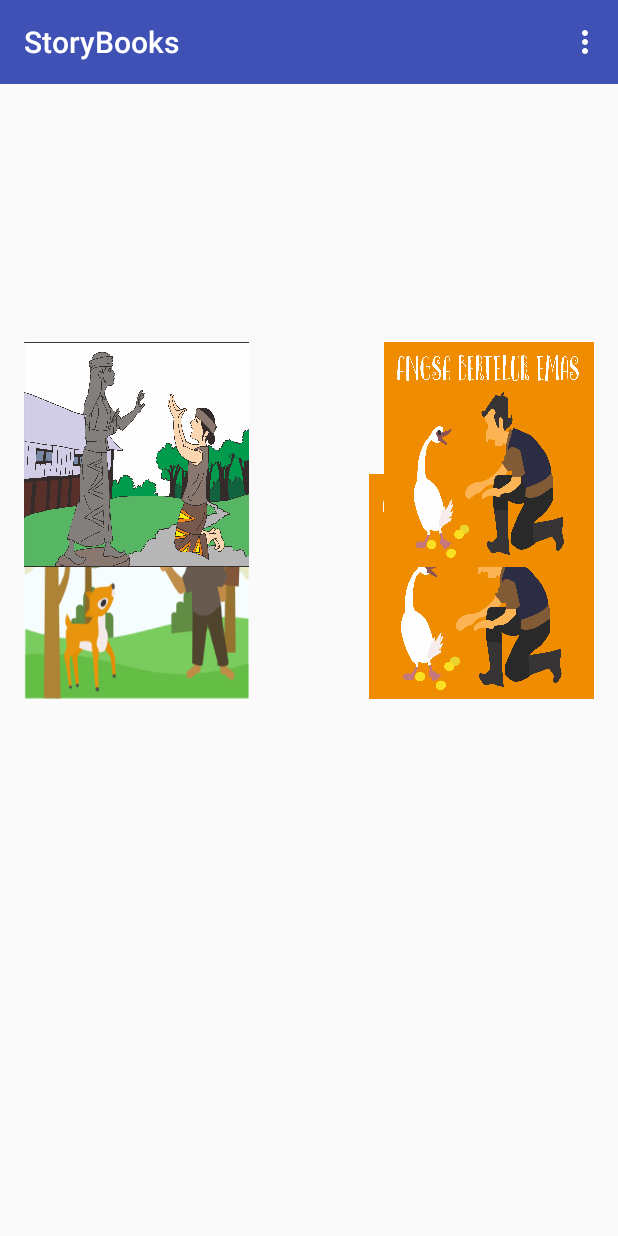
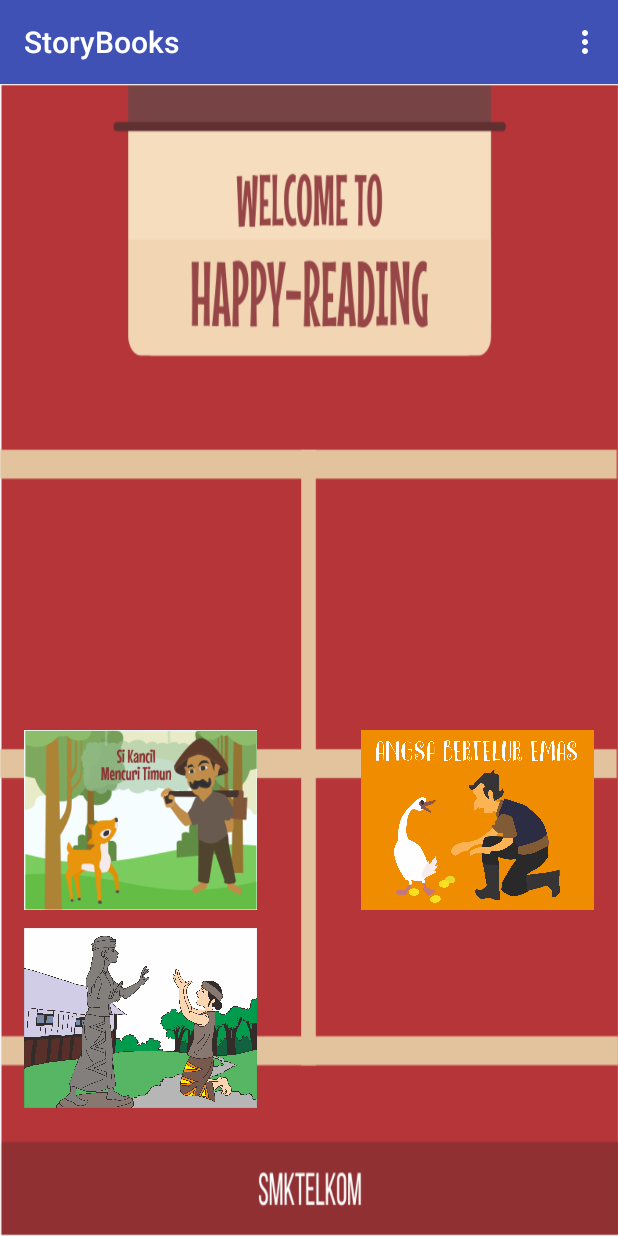
Before and after one commit to nesyar/Kelompok7_Fix, an Android app: the screen it shows after launch (MainActivity), on a phone screen of 412 x 824 dp. Run offline under Robolectric (Android 15) with nearby library versions, the phone set to English and light mode, and no system bars.

Commit message:
icon, design interface

```diff
--- a/app/src/main/AndroidManifest.xml
+++ b/app/src/main/AndroidManifest.xml
@@ -4,7 +4,7 @@
 
     <application
         android:allowBackup="true"
-        android:icon="@mipmap/ic_launcher"
+        android:icon="@drawable/f"
         android:label="@string/app_name"
         android:supportsRtl="true"
         android:theme="@style/AppTheme">
--- a/app/src/main/res/layout/activity_main.xml
+++ b/app/src/main/res/layout/activity_main.xml
@@ -4,6 +4,7 @@
     android:id="@+id/activity_main"
     android:layout_width="match_parent"
     android:layout_height="match_parent"
+    android:background="@drawable/e"
     android:paddingBottom="@dimen/activity_vertical_margin"
     android:paddingLeft="@dimen/activity_horizontal_margin"
     android:paddingRight="@dimen/activity_horizontal_margin"
@@ -13,13 +14,27 @@
 
 
     <ToggleButton
-        android:id="@+id/toogleButton1"
-        android:layout_width="150dp"
-        android:layout_height="150dp"
+        android:id="@+id/toogleButton3"
+        android:layout_width="155dp"
+        android:layout_height="120dp"
         android:layout_alignParentBottom="true"
         android:layout_alignParentLeft="true"
         android:layout_alignParentStart="true"
-        android:layout_marginBottom="342dp"
+        android:layout_marginBottom="69dp"
+        android:background="@drawable/text_4"
+        android:src="@drawable/logo"
+        android:textOff=""
+        android:textOn="" />
+
+    <ToggleButton
+        android:id="@+id/toogleButton1"
+        android:layout_width="155dp"
+        android:layout_height="120dp"
+        android:layout_above="@+id/toogleButton3"
+        android:layout_alignParentLeft="true"
+        android:layout_alignParentStart="true"
+        android:layout_marginBottom="12dp"
+
         android:background="@drawable/check_toggle"
         android:src="@drawable/logo"
         android:textOff=""
@@ -27,39 +42,12 @@
 
     <ToggleButton
         android:id="@+id/toogleButton2"
-        android:layout_width="150dp"
-        android:layout_height="150dp"
-        android:layout_alignParentBottom="true"
+        android:layout_width="155dp"
+        android:layout_height="120dp"
+        android:layout_alignBottom="@+id/toogleButton1"
         android:layout_alignParentEnd="true"
         android:layout_alignParentRight="true"
-        android:layout_marginBottom="342dp"
-        android:background="@drawable/text_2"
-        android:src="@drawable/logo"
-        android:textOff=""
-        android:textOn="" />
-
-    <ToggleButton
-        android:id="@+id/toogleButton3"
-        android:layout_width="150dp"
-        android:layout_height="150dp"
-        android:layout_alignParentLeft="true"
-        android:layout_alignParentStart="true"
-        android:layout_alignParentTop="true"
-        android:layout_marginTop="156dp"
-        android:background="@drawable/text_4"
-        android:src="@drawable/logo"
-        android:textOff=""
-        android:textOn="" />
-
-    <ToggleButton
-        android:id="@+id/toogleButton4"
-        android:layout_width="150dp"
-        android:layout_height="150dp"
-        android:layout_alignLeft="@+id/toogleButton2"
-        android:layout_alignStart="@+id/toogleButton2"
-        android:layout_alignTop="@+id/toogleButton3"
-        android:layout_marginLeft="10dp"
-        android:layout_marginStart="10dp"
+        android:layout_alignTop="@+id/toogleButton1"
         android:background="@drawable/text_2"
         android:src="@drawable/logo"
         android:textOff=""
--- a/app/src/main/res/menu/menu_isi2.xml
+++ b/app/src/main/res/menu/menu_isi2.xml
@@ -4,7 +4,8 @@
     tools:context="id.sch.smktelkom_mlg.project.xiirpl57172737.story.Isi2Activity">
     <item
         android:id="@+id/action_settings"
+        android:actionLayout="@layout/activity_aboutus"
         android:orderInCategory="100"
         android:title="@string/action_settings"
-        app:showAsAction="never" />
+        app:showAsAction="collapseActionView" />
 </menu>
--- a/app/src/main/res/values/strings.xml
+++ b/app/src/main/res/values/strings.xml
@@ -1,7 +1,7 @@
 <resources>
-    <string name="app_name">Story</string>
+    <string name="app_name">Cerita Anak</string>
     <string name="title_activity_isi">IsiActivity</string>
-    <string name="action_settings">Settings</string>
+    <string name="action_settings">AboutUs</string>
     <string name="section_format">Hello World from section: %1$d</string>
     <string name="title_activity_isi2">Isi2Activity</string>
 
```
Also changed, not shown: app/src/main/java/id/sch/smktelkom_mlg/project/xiirpl57172737/story/Isi2Activity.java (+9 -3 lines), app/src/main/java/id/sch/smktelkom_mlg/project/xiirpl57172737/story/Isi3Activity.java (+9 -2 lines), app/src/main/res/drawable/e.png (added), app/src/main/res/drawable/f.png (added).
